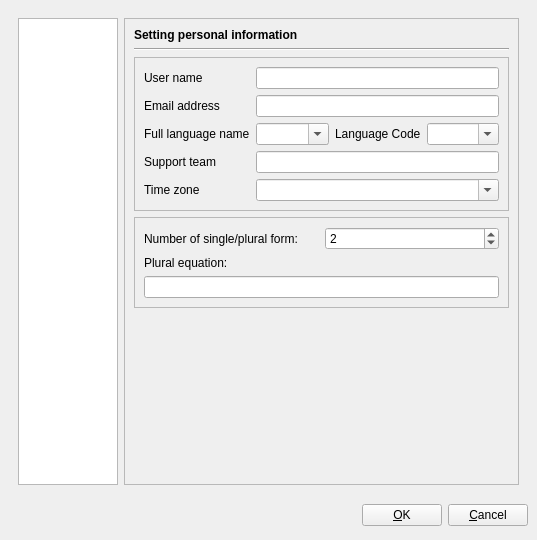
Old version of the form pootling/ui/Preference.ui in the repository cc-archive/pootle.
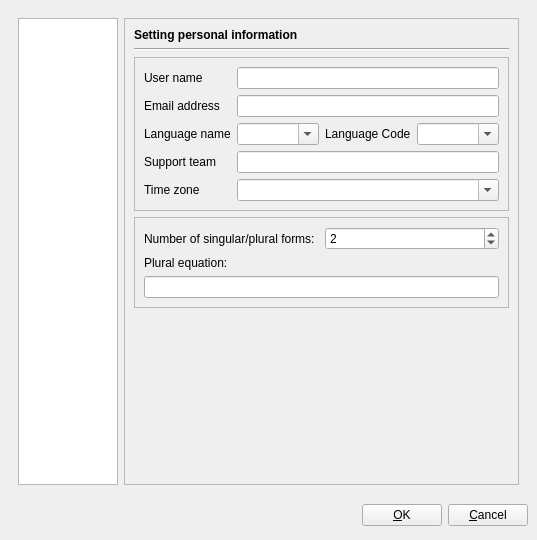
New version of the form.

Commit message: extract and improve what'sthis from Preference.py to Preference.ui

What changed in the file:
```diff
--- a/pootling/ui/Preference.ui
+++ b/pootling/ui/Preference.ui
@@ -135,7 +135,7 @@
              <item row="0" column="0" >
               <widget class="QLabel" name="label_3" >
                <property name="text" >
-                <string>Number of single/plural form:</string>
+                <string>Number of singular/plural forms:</string>
                </property>
               </widget>
              </item>
@@ -314,7 +314,7 @@
                 </sizepolicy>
                </property>
                <property name="text" >
-                <string>Full language name</string>
+                <string>Language name</string>
                </property>
               </widget>
              </item>
@@ -915,7 +915,7 @@
           </item>
          </layout>
         </widget>
-        <widget class="QWidget" name="page" >
+        <widget class="QWidget" name="TM and Glossary " >
          <layout class="QGridLayout" >
           <property name="margin" >
            <number>9</number>
```
Left out of the diff: 127 changed lines with no effect on the pictures. The commit also changes 2 other files.
